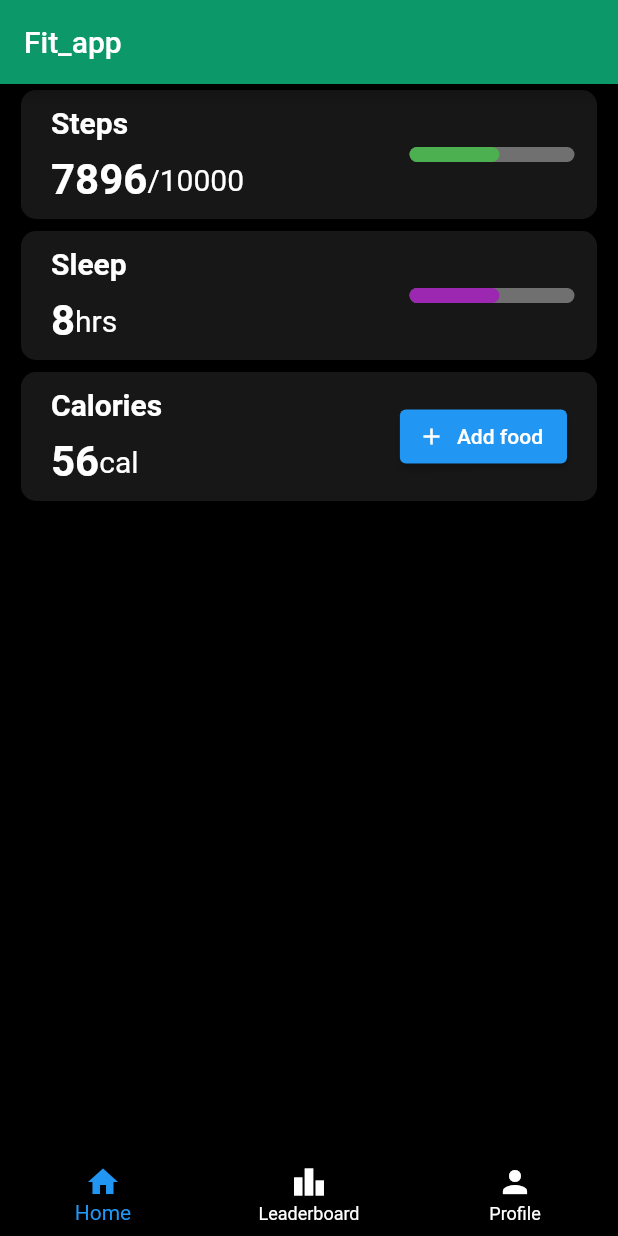
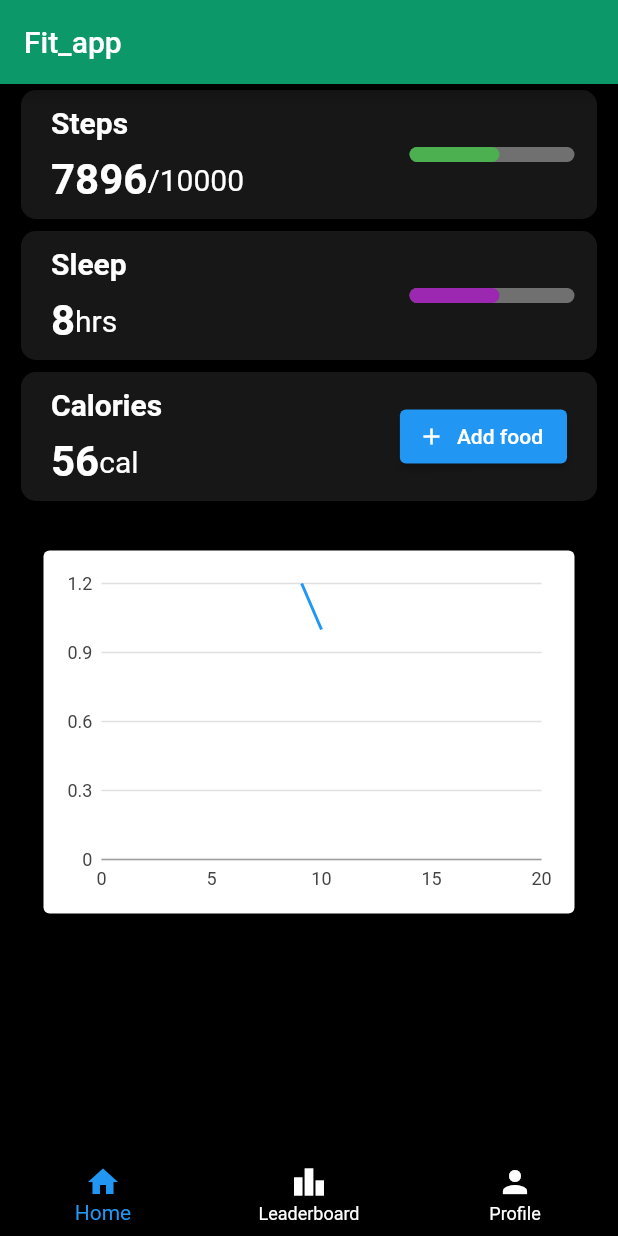
Before and after one commit to GAURCODER/fit-app, a Flutter app: the screen it shows after launch, on a phone screen of 412 x 824 dp. Run offline on Flutter 3.47's test engine with Material 2 defaults, Android fonts, the phone set to English and light mode, and no system bars; our stand-ins replace charts_flutter, sensors_plus; missing offline and left inert: dart:html.

Commit message:
added graph functionality

```diff
--- /dev/null
+++ b/lib/screens/home/components/SensorData.dart
@@ -0,0 +1,9 @@
+import 'package:charts_flutter/flutter.dart';
+import 'package:flutter/foundation.dart';
+
+class SensorData {
+  final double x;
+  final double y;
+  final double z;
+  SensorData({required this.x, required this.y, required this.z});
+}
--- /dev/null
+++ b/lib/screens/home/components/SensorDataChart.dart
@@ -0,0 +1,46 @@
+import 'dart:html';
+
+import 'package:charts_flutter/flutter.dart' as charts;
+import 'package:fit_app/screens/home/components/SensorData.dart';
+import 'package:flutter/cupertino.dart';
+import 'package:flutter/foundation.dart';
+import 'package:flutter/material.dart';
+
+class SensorDataChart extends StatelessWidget {
+  final List<SensorData> data;
+
+  SensorDataChart({required this.data});
+
+  @override
+  Widget build(BuildContext context) {
+    List<charts.Series<SensorData, num>> series = [
+      charts.Series(
+          id: "Accelerometer",
+          data: data,
+          domainFn: (SensorData series, _) => series.x,
+          measureFn: (SensorData series, _) => series.y)
+    ];
+
+    return Container(
+      height: 300,
+      padding: EdgeInsets.all(25),
+      child: Card(
+        child: Padding(
+          padding: const EdgeInsets.all(8.0),
+          child: Column(
+            children: [
+              Expanded(
+                  child: charts.LineChart(series,
+                      domainAxis: const charts.NumericAxisSpec(
+                        tickProviderSpec: charts.BasicNumericTickProviderSpec(
+                            zeroBound: false),
+                        viewport: charts.NumericExtents(0.0, 20.0),
+                      ),
+                      animate: true)),
+            ],
+          ),
+        ),
+      ),
+    );
+  }
+}
--- a/lib/screens/home/components/body.dart
+++ b/lib/screens/home/components/body.dart
@@ -4,6 +4,9 @@ import 'dart:math';
 import 'package:fit_app/constants.dart';
 import 'package:flutter/material.dart';
 import 'package:sensors_plus/sensors_plus.dart';
+import 'package:charts_flutter/flutter.dart' as charts;
+import 'SensorData.dart';
+import 'SensorDataChart.dart';
 
 class Body extends StatefulWidget {
   @override
@@ -12,19 +15,23 @@ class Body extends StatefulWidget {
 
 class _BodyState extends State<Body> {
   List<double>? _accelerometerValues;
+  final List<SensorData> data = [
+    SensorData(x: 10.0, y: 1.0, z: 2.0),
+    SensorData(x: 9.1, y: 1.2, z: 2.3),
+  ];
   final _streamSubscriptions = <StreamSubscription<dynamic>>[];
 
-  @override
-  void initState() {
-    super.initState();
-    _streamSubscriptions
-        .add(accelerometerEvents.listen((AccelerometerEvent event) {
-      setState(() {
-        _accelerometerValues = <double>[event.x, event.y, event.z];
-      });
-      print(_accelerometerValues);
-    }));
-  }
+  // @override
+  // void initState() {
+  //   super.initState();
+  //   _streamSubscriptions
+  //       .add(accelerometerEvents.listen((AccelerometerEvent event) {
+  //     setState(() {
+  //       _accelerometerValues = <double>[event.x, event.y, event.z];
+  //     });
+  //     print(_accelerometerValues);
+  //   }));
+  // }
 
   @override
   Widget build(BuildContext context) {
@@ -33,6 +40,7 @@ class _BodyState extends State<Body> {
         _cardWithProgressBar("Steps", "7896", "/10000", Colors.green),
         _cardWithProgressBar("Sleep", "8", "hrs", Colors.purple),
         _cardWithButton("Calories", "56", "cal", "Add food"),
+        SensorDataChart(data: data)
       ],
     );
   }
--- a/pubspec.yaml
+++ b/pubspec.yaml
@@ -36,6 +36,7 @@ dependencies:
   cupertino_icons: ^1.0.2
   flutter_svg: ^0.17.4
   sensors_plus: ^1.3.2
+  charts_flutter: ^0.12.0
 
 dev_dependencies:
   flutter_test:
```
Also changed, not shown: pubspec.lock.
